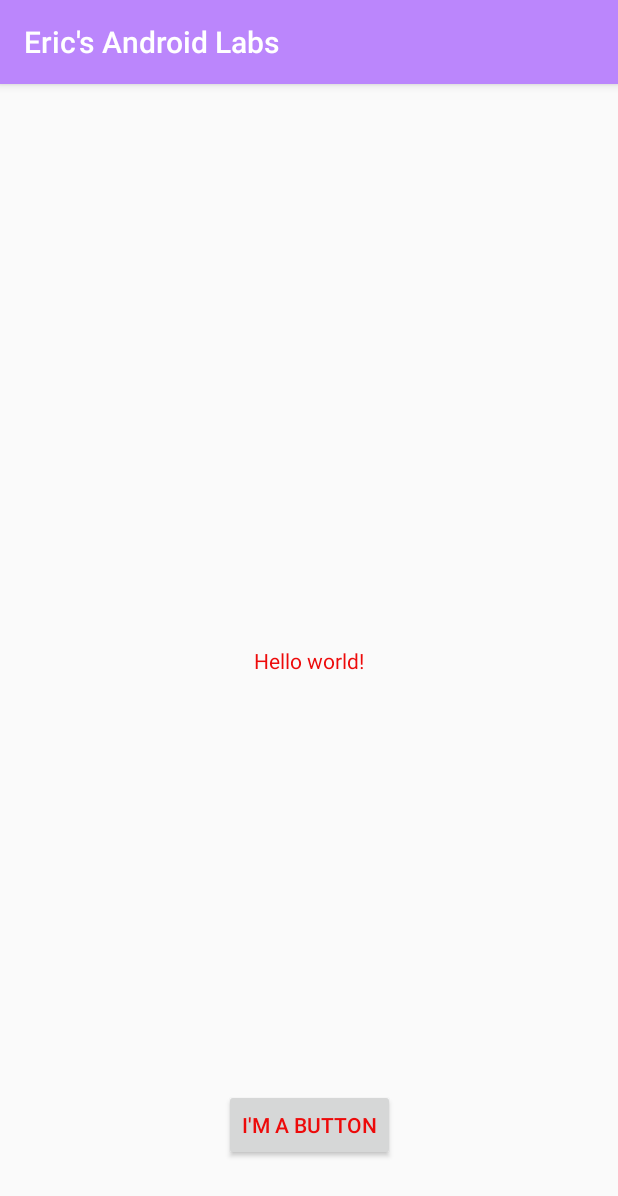
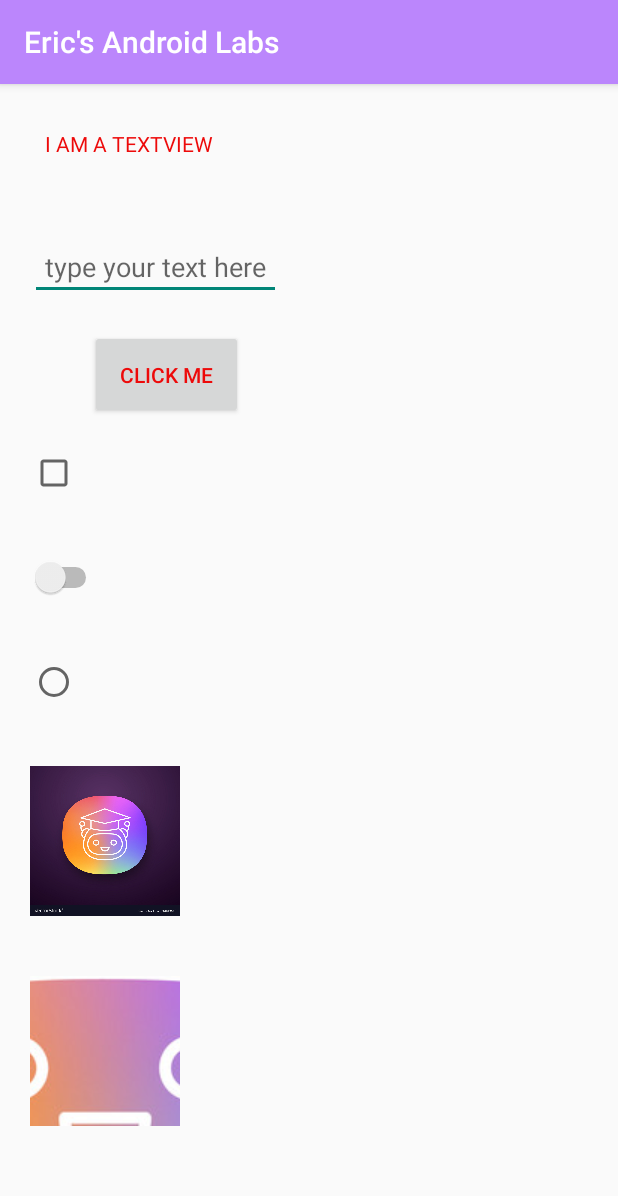
Before and after one commit to sakshigupta1102/Erics_android_labs, an Android app: the screen it shows after launch (MainActivity), on a phone screen of 412 x 824 dp. Shown: the top 1196 px of the screen. Run offline under Robolectric (Android 15) with nearby library versions, the phone set to English and light mode, and no system bars.

Commit message:
week 2 finished

```diff
--- a/app/src/main/java/com/example/sakshigupta/myfirstapp/MainActivity.java
+++ b/app/src/main/java/com/example/sakshigupta/myfirstapp/MainActivity.java
@@ -3,12 +3,116 @@ package com.example.sakshigupta.myfirstapp;
 import androidx.appcompat.app.AppCompatActivity;
 
 import android.os.Bundle;
+import android.view.View;
+import android.view.ViewTreeObserver;
+import android.widget.Button;
+import android.widget.CheckBox;
+import android.widget.EditText;
+import android.widget.ImageButton;
+import android.widget.ImageView;
+import android.widget.LinearLayout;
+import android.widget.RadioButton;
+import android.widget.Switch;
+import android.widget.TextView;
+import android.widget.Toast;
+
+import org.w3c.dom.Text;
 
 public class MainActivity extends AppCompatActivity {
-
+EditText myet;
+    TextView mytv;
+    CheckBox mycb;
+    Button mybtn;
+    Switch myswt;
+    RadioButton  myrb;
+    ImageButton myib;
+    ImageView myiv;
+    StringBuilder sb = new StringBuilder("");
+    int width;
+    int height;
     @Override
     protected void onCreate(Bundle savedInstanceState) {
         super.onCreate(savedInstanceState);
         setContentView(R.layout.activity_main);
+       mytv  = (TextView) findViewById(R.id.tv);
+         myet = findViewById(R.id.et);
+
+         mybtn = findViewById(R.id.btn);
+         mycb = findViewById(R.id.cb);
+          myswt = findViewById(R.id.swt);
+         myrb = findViewById(R.id.rb);
+         myiv = findViewById(R.id.iv);
+         myib = findViewById(R.id.ib);
+
+        mybtn.setOnClickListener(new View.OnClickListener() {
+            @Override
+            public void onClick(View v) {
+                String textobtained = myet.getText().toString();
+                mytv.setText("the text you entered is  "+ textobtained);
+            }
+        });
+        mycb.setOnClickListener(new View.OnClickListener() {
+            @Override
+            public void onClick(View v) {
+                Toast.makeText(getApplicationContext(),"clicked a checkbox",Toast.LENGTH_SHORT).show();
+            }
+
+        });
+
+        myswt.setOnClickListener(new View.OnClickListener() {
+            @Override
+            public void onClick(View v) {
+                Toast.makeText(getApplicationContext(),"clicked a switch",Toast.LENGTH_SHORT).show();
+            }
+
+        });
+        myrb.setOnClickListener(new View.OnClickListener() {
+            @Override
+            public void onClick(View v) {
+                Toast.makeText(getApplicationContext(),"clicked a radiobutton",Toast.LENGTH_SHORT).show();
+            }
+
+        });
+
+
+        ViewTreeObserver vto = myib.getViewTreeObserver();
+        vto.addOnGlobalLayoutListener(new ViewTreeObserver.OnGlobalLayoutListener() {
+            @Override
+            public void onGlobalLayout() {
+                 width = myib.getWidth();
+                 height = myib.getHeight();
+                sb.append("the width is:"+width+" the height is :"+height);
+
+            }
+        });
+
+        myib.setOnClickListener(new View.OnClickListener() {
+
+            @Override
+            public void onClick(View v) {
+
+                if(mycb.isChecked())
+                    sb.append("checkbox on \n");
+                else
+                    sb.append("checkbox off \n");
+                if(myrb.isChecked())
+                    sb.append("radiobutton on \n");
+                else
+                    sb.append("radiobutton off \n");
+                if(myswt.isChecked())
+                    sb.append("switch on \n");
+                else
+                    sb.append("switch off \n");
+                Toast.makeText(getApplicationContext(), sb.toString(), Toast.LENGTH_LONG).show();
+
+            }
+        });
+
+
+
+
+
+
+
     }
 }
--- a/app/src/main/res/layout/activity_main.xml
+++ b/app/src/main/res/layout/activity_main.xml
@@ -1,30 +1,73 @@
 <?xml version="1.0" encoding="utf-8"?>
-<androidx.constraintlayout.widget.ConstraintLayout xmlns:android="http://schemas.android.com/apk/res/android"
+<LinearLayout xmlns:android="http://schemas.android.com/apk/res/android"
     xmlns:app="http://schemas.android.com/apk/res-auto"
     xmlns:tools="http://schemas.android.com/tools"
     android:layout_width="match_parent"
     android:layout_height="match_parent"
+    android:orientation="vertical"
     tools:context=".MainActivity">
 
-    <Button
+   <TextView
+       android:layout_width="wrap_content"
+       android:layout_height="wrap_content"
+       android:text="I AM A TEXTVIEW"
+       android:layout_margin="20dp"
+       android:padding="10dp"
+       android:id="@+id/tv"
+       ></TextView>
+    <EditText
         android:layout_width="wrap_content"
         android:layout_height="wrap_content"
-        android:layout_marginBottom="50dp"
-        android:text="@string/button_message"
-        app:layout_constraintBottom_toBottomOf="parent"
-        app:layout_constraintEnd_toEndOf="parent"
-        app:layout_constraintHorizontal_bias="0.5"
-        app:layout_constraintStart_toStartOf="parent"></Button>
+        android:padding="10dp"
+        android:layout_margin="20dp"
+        android:hint="type your text here"
+        android:id="@+id/et"
+        ></EditText>
+  <Button
+      android:layout_width="wrap_content"
+      android:id="@+id/btn"
+      android:layout_height="wrap_content"
+      android:layout_marginHorizontal="60dp"
+      android:text="click me"
+      android:padding="20dp"
+      ></Button>
 
-    <TextView
+<CheckBox
+    android:id="@+id/cb"
+    android:layout_width="wrap_content"
+    android:layout_height="wrap_content"
+    android:layout_margin="20dp"
+    ></CheckBox>
+
+<Switch
+    android:id="@+id/swt"
+    android:layout_width="wrap_content"
+    android:layout_height="wrap_content"
+    android:layout_margin="20dp"
+></Switch>
+
+    <RadioButton
+        android:id="@+id/rb"
         android:layout_width="wrap_content"
         android:layout_height="wrap_content"
+        android:layout_margin="20dp"
+></RadioButton>
 
-        android:text="@string/hello_message"
-        app:layout_constraintBottom_toBottomOf="parent"
-        app:layout_constraintEnd_toEndOf="parent"
-        app:layout_constraintHorizontal_bias="0.5"
-        app:layout_constraintStart_toStartOf="parent"
-        app:layout_constraintTop_toTopOf="parent" />
+    <ImageView
+        android:id="@+id/iv"
+        android:layout_width="100dp"
+        android:layout_height="100dp"
+        android:background="@drawable/appicon"
+android:layout_margin="20dp"
+></ImageView>
 
-</androidx.constraintlayout.widget.ConstraintLayout>
+    <ImageButton
+        android:id="@+id/ib"
+        android:layout_width="100dp"
+        android:layout_height="100dp"
+        android:src="@drawable/appicon"
+        android:layout_margin="20dp"
+        ></ImageButton>
+
+
+</LinearLayout>
```
